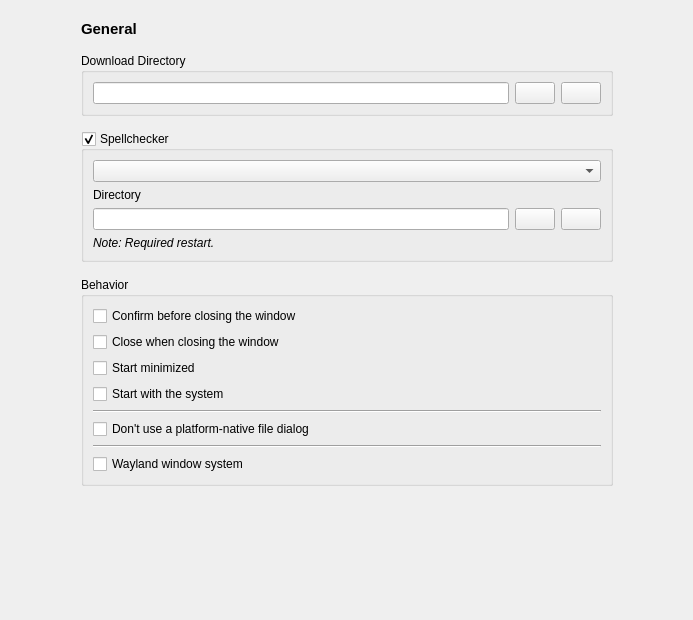
rafatosta/zapzap, file zapzap/ui/ui_page_general.ui: the form before one commit.
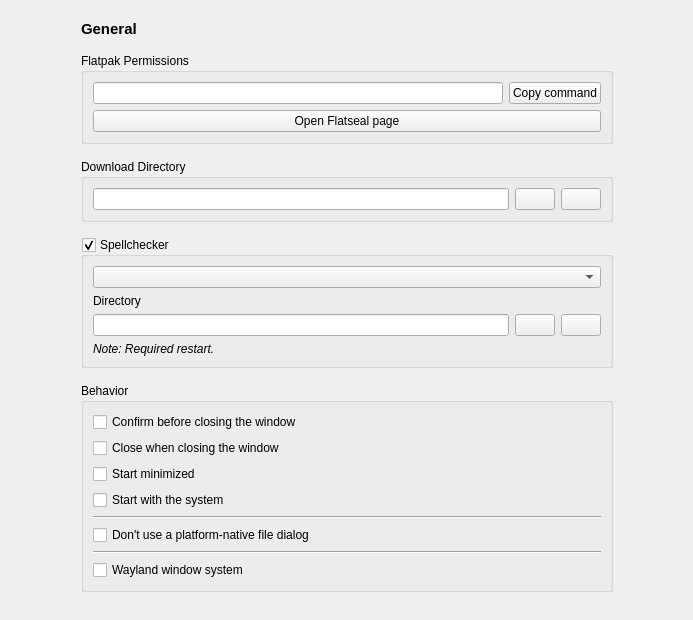
The form after the commit.

Commit message: Add Flatpak Permissions in General

```diff
--- a/zapzap/ui/ui_page_general.ui
+++ b/zapzap/ui/ui_page_general.ui
@@ -60,6 +60,42 @@
           </property>
          </widget>
         </item>
+        <item>
+         <widget class="QGroupBox" name="flatpak_permissions_groupBox">
+          <property name="toolTip">
+           <string>&lt;b&gt;ZapZap is running in the Flatpak sandbox.&lt;/b&gt; If opening PDFs, 
+drag-and-drop, or file uploads fail, this is usually caused by 
+ sandbox permissions. Open &lt;b&gt;Flatseal&lt;/b&gt; and grant ZapZap access 
+ to folders like Documents, Downloads, Pictures and Videos.</string>
+          </property>
+          <property name="title">
+           <string>Flatpak Permissions</string>
+          </property>
+          <layout class="QGridLayout" name="gridLayout_4">
+           <item row="0" column="1">
+            <widget class="QPushButton" name="btn_copy_flatpak_command">
+             <property name="text">
+              <string>Copy command</string>
+             </property>
+            </widget>
+           </item>
+           <item row="1" column="0" colspan="2">
+            <widget class="QPushButton" name="btn_open_flatseal">
+             <property name="text">
+              <string>Open Flatseal page</string>
+             </property>
+            </widget>
+           </item>
+           <item row="0" column="0">
+            <widget class="QLineEdit" name="flatpak_command_input">
+             <property name="readOnly">
+              <bool>true</bool>
+             </property>
+            </widget>
+           </item>
+          </layout>
+         </widget>
+        </item>
         <item>
          <widget class="QGroupBox" name="groupBox_3">
           <property name="title">
```
The commit also changes 2 other files.
